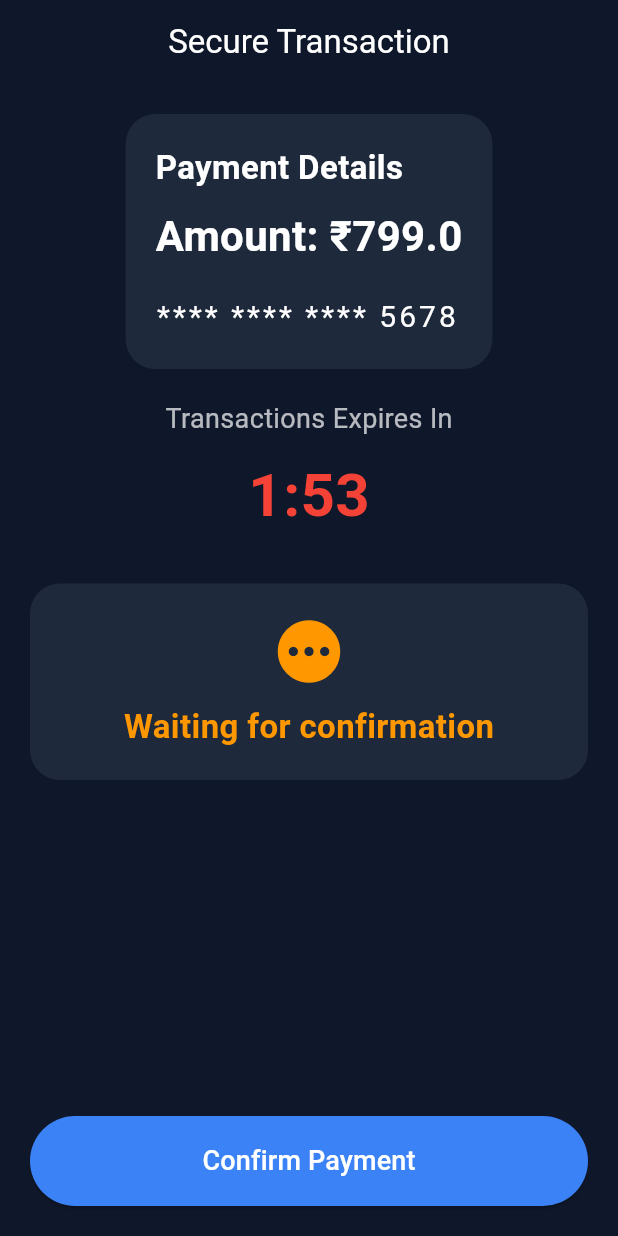
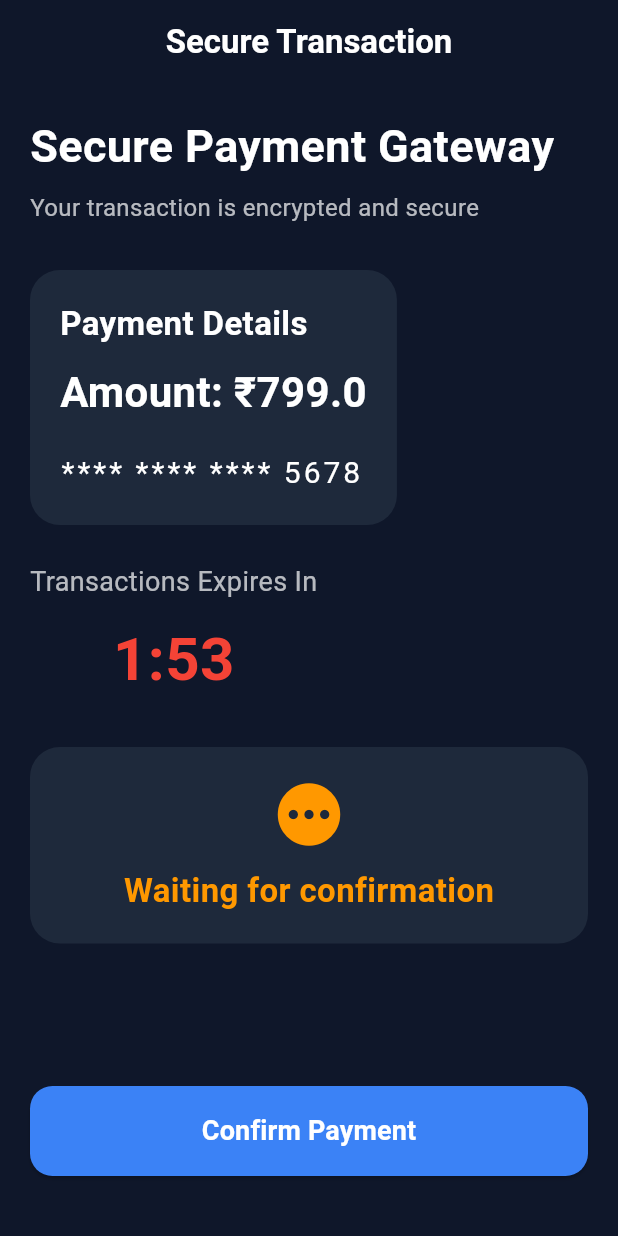
Before and after one commit to Abdulsathar27/Payment-integration, a Flutter app: the screen it shows after launch, on a phone screen of 412 x 824 dp. Run offline on Flutter 3.47's test engine with Material 3 defaults, Android fonts, the phone set to English and light mode, and no system bars.

Commit message:
update in payment screen

```diff
--- a/lib/view/screens/payment_screen.dart
+++ b/lib/view/screens/payment_screen.dart
@@ -1,11 +1,11 @@
 import 'package:flutter/material.dart';
 import 'package:paymentin/core/constant/app_colors.dart';
 import 'package:paymentin/models/transaction_model.dart';
-import 'package:paymentin/view/widgets/payment_card.dart';
-import 'package:paymentin/view/widgets/status_card.dart';
-import 'package:paymentin/view/widgets/timer_widget.dart';
-import 'package:paymentin/view_model/payment_provider.dart';
 import 'package:provider/provider.dart';
+import '../../view_model/payment_provider.dart';
+import '../widgets/payment_card.dart';
+import '../widgets/status_card.dart';
+import '../widgets/timer_widget.dart';
 
 class PaymentScreen extends StatelessWidget {
   const PaymentScreen({super.key});
@@ -15,7 +15,7 @@ class PaymentScreen extends StatelessWidget {
     final provider = Provider.of<PaymentProvider>(context);
 
     final transaction = TransactionModel(
-      merchantName: "Netflix Permium",
+      merchantName: "Netflix Premium",
       amount: 799,
       cardNumber: "1234567812345678",
     );
@@ -24,22 +24,60 @@ class PaymentScreen extends StatelessWidget {
       backgroundColor: AppColors.background,
       appBar: AppBar(
         backgroundColor: AppColors.background,
+        elevation: 0,
+        centerTitle: true,
         title: const Text(
           "Secure Transaction",
-          style: TextStyle(color: Colors.white),
+          style: TextStyle(
+            color: Colors.white,
+            fontWeight: FontWeight.bold,
           ),
-        centerTitle: true,
+        ),
       ),
       body: Padding(
         padding: const EdgeInsets.all(20),
         child: Column(
+          crossAxisAlignment: CrossAxisAlignment.start,
           children: [
-            PaymentCard(transaction: transaction),
-            const SizedBox(height: 20),
-            TimerWidget(seconds: provider.remainingSeconds),
+            const Text(
+              "Secure Payment Gateway",
+              style: TextStyle(
+                color: Colors.white,
+                fontSize: 30,
+                fontWeight: FontWeight.bold,
+              ),
+            ),
+
+            const SizedBox(height: 8),
+
+            const Text(
+              "Your transaction is encrypted and secure",
+              style: TextStyle(
+                color: Colors.white70,
+                fontSize: 16,
+              ),
+            ),
+
             const SizedBox(height: 30),
-            StatusCard(status: provider.paymentStatus),
+
+            PaymentCard(
+              transaction: transaction,
+            ),
+
+            const SizedBox(height: 25),
+
+            TimerWidget(
+              seconds: provider.remainingSeconds,
+            ),
+
+            const SizedBox(height: 30),
+
+            StatusCard(
+              status: provider.paymentStatus,
+            ),
+
             const Spacer(),
+
             if (provider.paymentStatus == PaymentStatus.failed ||
                 provider.paymentStatus == PaymentStatus.timeout)
               Padding(
@@ -52,31 +90,43 @@ class PaymentScreen extends StatelessWidget {
                       provider.retryTransaction();
                     },
                     style: OutlinedButton.styleFrom(
-                      side: const BorderSide(color: Colors.white),
+                      side: const BorderSide(
+                        color: Colors.white,
+                      ),
                     ),
                     child: const Text(
-                      "Retry Transactions",
-                      style: TextStyle(color: Colors.white, fontSize: 18),
+                      "Retry Transaction",
+                      style: TextStyle(
+                        color: Colors.white,
+                        fontSize: 18,
                       ),
                     ),
                   ),
                 ),
+              ),
+
             SizedBox(
               width: double.infinity,
               height: 60,
               child: ElevatedButton(
                 onPressed:
                     provider.paymentStatus == PaymentStatus.loading ||
-                        provider.paymentStatus == PaymentStatus.success ||
-                        provider.paymentStatus == PaymentStatus.timeout
+                            provider.paymentStatus ==
+                                PaymentStatus.success ||
+                            provider.paymentStatus ==
+                                PaymentStatus.timeout
                         ? null
                         : () {
                             provider.confirmPayment();
                           },
                 style: ElevatedButton.styleFrom(
                   backgroundColor: AppColors.primary,
+                  shape: RoundedRectangleBorder(
+                    borderRadius: BorderRadius.circular(15),
                   ),
-                child: provider.paymentStatus == PaymentStatus.loading
+                ),
+                child:
+                    provider.paymentStatus == PaymentStatus.loading
                         ? const Row(
                           mainAxisAlignment: MainAxisAlignment.center,
                           children: [
@@ -93,16 +143,25 @@ class PaymentScreen extends StatelessWidget {
 
                             Text(
                               "Processing...",
-                            style: TextStyle(color: Colors.white, fontSize: 18),
+                              style: TextStyle(
+                                color: Colors.white,
+                                fontSize: 18,
+                              ),
                             ),
                           ],
                         )
                         : const Text(
                           "Confirm Payment",
-                        style: TextStyle(fontSize: 18, color: Colors.white),
+                          style: TextStyle(
+                            fontSize: 18,
+                            color: Colors.white,
+                            fontWeight: FontWeight.bold,
                           ),
                         ),
               ),
+            ),
+
+            const SizedBox(height: 20),
           ],
         ),
       ),
```
Lines whose indentation alone changed are shown as unchanged.
